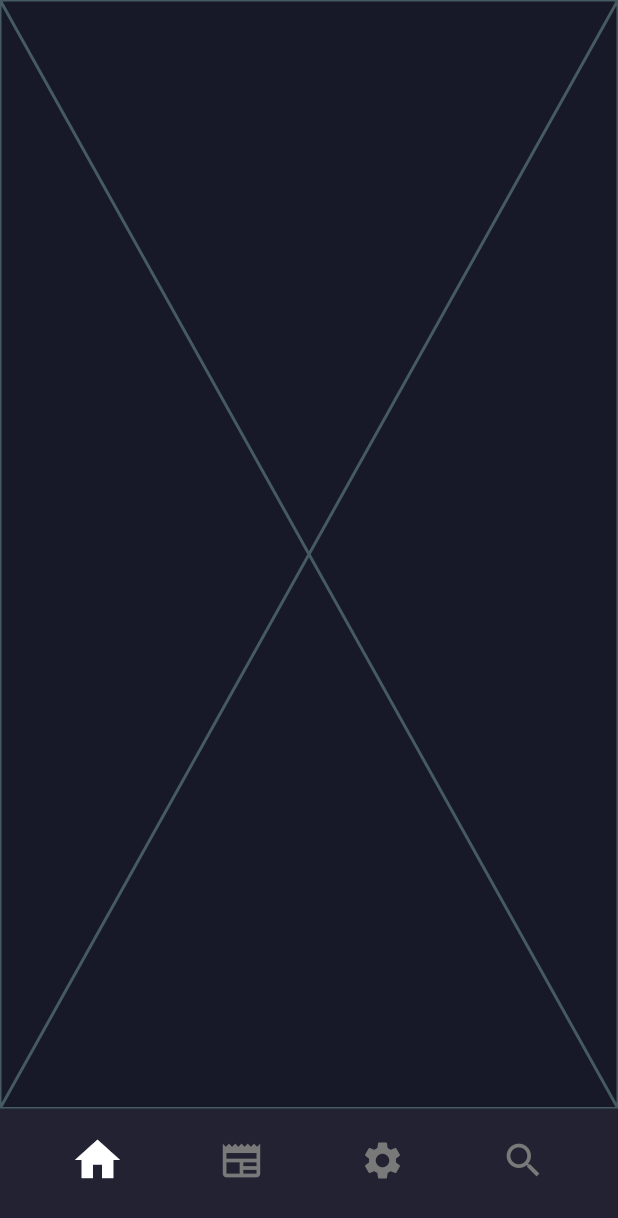
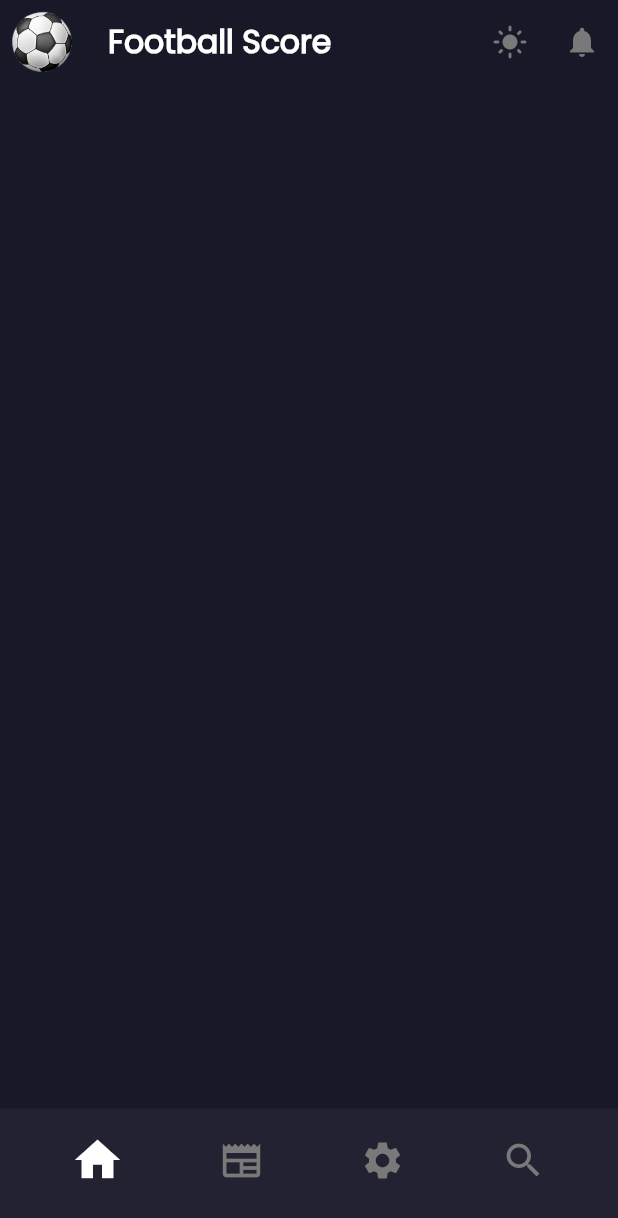
Before and after one commit to MohamedAshrafMadkour/football_app, a Flutter app: the screen it shows after launch, on a phone screen of 412 x 824 dp. Shown: the top 1218 px of the screen. Run offline on Flutter 3.47's test engine with Material 3 defaults, Android fonts, the phone set to English and light mode, and no system bars; our stand-ins replace go_router.

Commit message:
add custom appbar

```diff
--- a/lib/core/utils/app_image.dart
+++ b/lib/core/utils/app_image.dart
@@ -3,8 +3,8 @@ class Assets {
   Assets._();
 
   /// Assets for imagesBall
-  /// assets/images/ball.jpg
-  static const String imagesBall = "assets/images/ball.jpg";
+  /// assets/images/ball.png
+  static const String imagesBall = "assets/images/ball.png";
 
   /// Assets for imagesBundesliga
   /// assets/images/bundesliga.png
--- a/lib/feature/home/presentation/view/home_view.dart
+++ b/lib/feature/home/presentation/view/home_view.dart
@@ -1,10 +1,24 @@
 import 'package:flutter/material.dart';
+import 'package:football_scoore_app/core/utils/app_image.dart';
+import 'package:football_scoore_app/core/utils/styles.dart';
+import 'package:football_scoore_app/feature/home/presentation/view/widget/custom_icon_button.dart';
 
 class HomeView extends StatelessWidget {
   const HomeView({super.key});
 
   @override
   Widget build(BuildContext context) {
-    return const Placeholder();
+    return Scaffold(
+      appBar: AppBar(
+        leading: Image.asset(Assets.imagesBall),
+        elevation: 0,
+        backgroundColor: Colors.transparent,
+        title: const Text('Football Score', style: Styles.textSemiBold21),
+        actions: const [
+          CustomIconButton(icon: Icons.light_mode),
+          CustomIconButton(icon: Icons.notifications),
+        ],
+      ),
+    );
   }
 }
--- /dev/null
+++ b/lib/feature/home/presentation/view/widget/custom_icon_button.dart
@@ -0,0 +1,14 @@
+import 'package:flutter/material.dart';
+
+class CustomIconButton extends StatelessWidget {
+  const CustomIconButton({super.key, required this.icon, this.onPressed});
+  final IconData icon;
+  final void Function()? onPressed;
+  @override
+  Widget build(BuildContext context) {
+    return IconButton(
+      onPressed: onPressed,
+      icon: Icon(icon, color: const Color(0xff797979)),
+    );
+  }
+}
```
Also changed, not shown: assets/images/ball.jpg (deleted), lib/core/utils/styles.dart (renamed from lib/core/utils/sttyles.dart).
